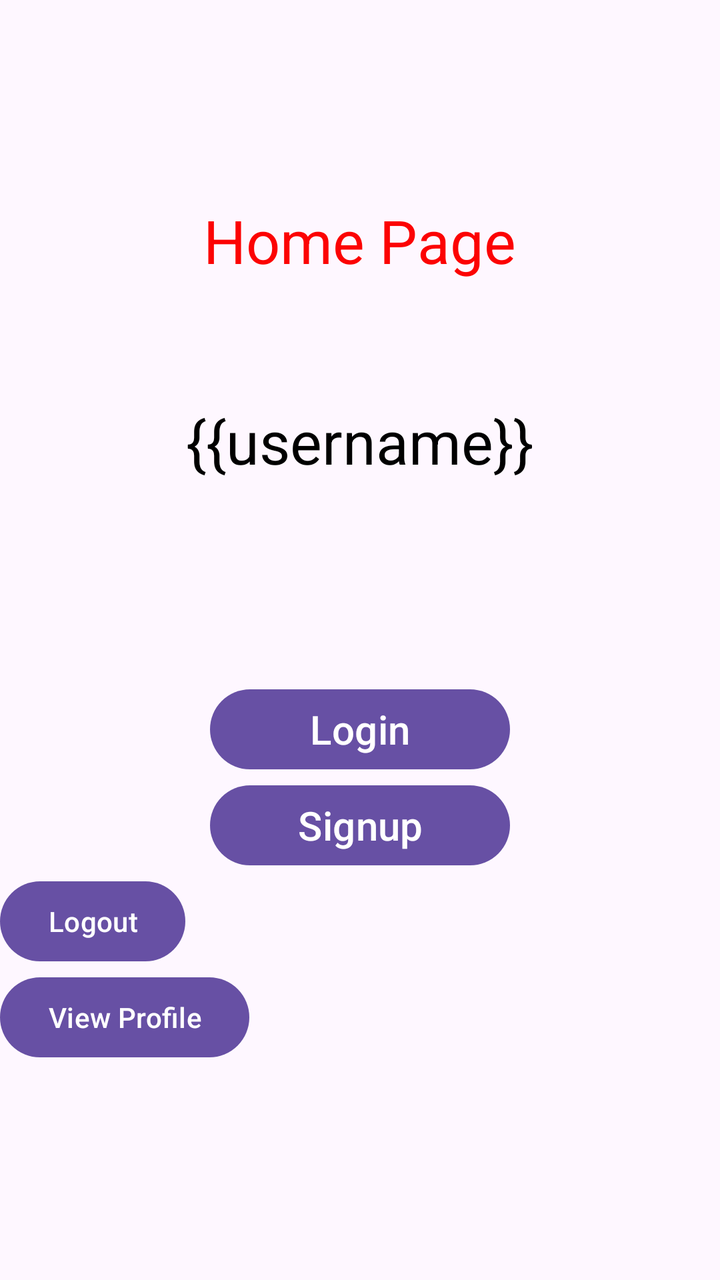
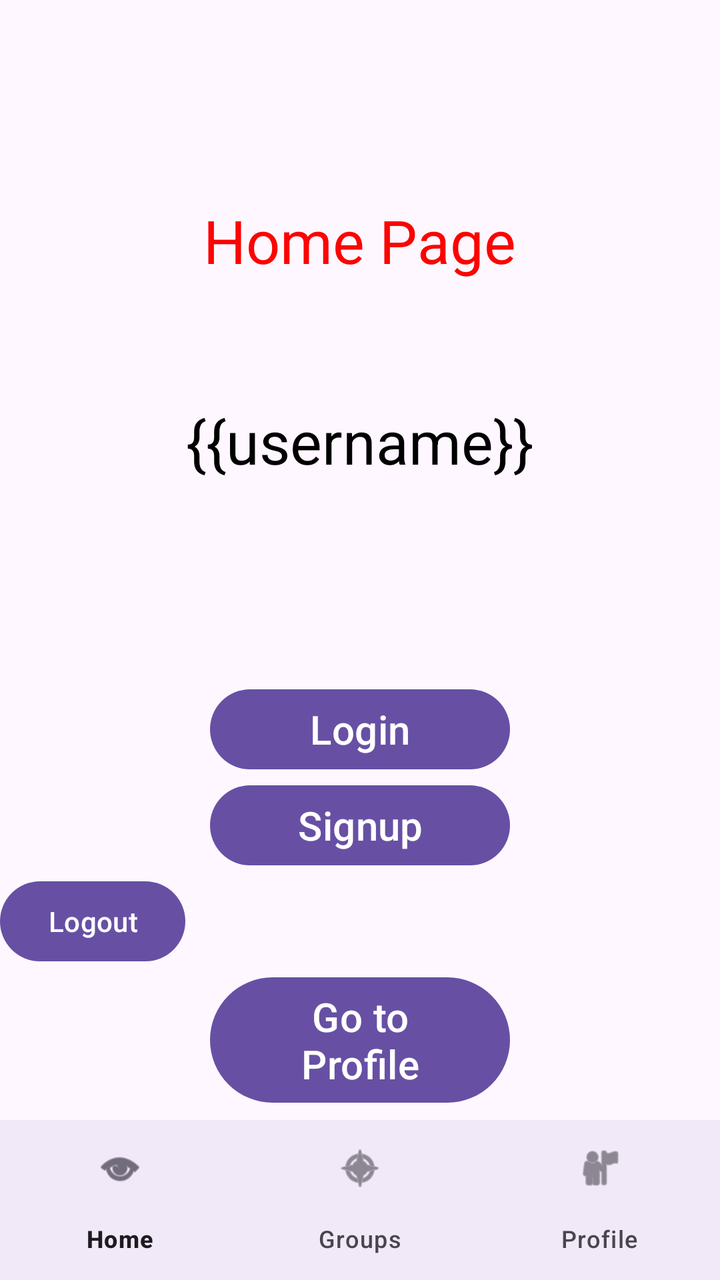

Screens rendered from an Android XML layout before and after an edit, with the pre-edit source and the edit as a unified diff.
<!-- AndroidManifest.xml: application theme Theme.AndroidExample -->
<!-- res/layout/activity_main.xml -->
<?xml version="1.0" encoding="utf-8"?>
<androidx.appcompat.widget.LinearLayoutCompat
    xmlns:tools="http://schemas.android.com/tools"
    xmlns:android="http://schemas.android.com/apk/res/android"
    tools:context=".MainActivity"
    android:layout_height="match_parent"
    android:layout_width="match_parent"
    android:orientation="vertical">

    <TextView
        android:id="@+id/main_msg_txt"
        android:layout_width="wrap_content"
        android:layout_height="wrap_content"
        android:text="Home Page"
        android:layout_gravity="center"
        android:layout_marginTop="100dp"
        android:layout_marginBottom="50dp"
        android:textSize="30dp"
        android:textColor="#fc0303">
    </TextView>

    <TextView
        android:id="@+id/main_username_txt"
        android:layout_width="wrap_content"
        android:layout_height="wrap_content"
        android:text="{{username}}"
        android:layout_gravity="center"
        android:layout_marginTop="10dp"
        android:layout_marginBottom="100dp"
        android:textSize="30dp"
        android:textColor="#000000">
    </TextView>


    <Button
        android:id="@+id/main_login_btn"
        android:layout_width="150dp"
        android:layout_height="wrap_content"
        android:layout_gravity="center"
        android:text="Login"
        android:textSize="20sp"
        android:textColor="#ffffff">
    </Button>

    <Button
        android:id="@+id/main_signup_btn"
        android:layout_width="150dp"
        android:layout_height="wrap_content"
        android:layout_gravity="center"
        android:text="Signup"
        android:textSize="20sp"
        android:textColor="#ffffff">
    </Button>

    <Button
        android:id="@+id/main_logout_btn"
        android:layout_width="wrap_content"
        android:layout_height="wrap_content"
        android:text="Logout" />

    <Button
        android:id="@+id/profile_btn"
        android:layout_width="wrap_content"
        android:layout_height="wrap_content"
        android:text="View Profile" />

</androidx.appcompat.widget.LinearLayoutCompat>
<!-- resources referenced by this layout -->
<resources>
  <style name="Theme.AndroidExample" parent="Base.Theme.AndroidExample" />
  <style name="Base.Theme.AndroidExample" parent="Theme.Material3.DayNight.NoActionBar">
          
          
      </style>
</resources>

<!-- the commit's change to res/layout/activity_main.xml (unified diff, before → after) -->
@@ -1,7 +1,7 @@
 <?xml version="1.0" encoding="utf-8"?>
-<androidx.appcompat.widget.LinearLayoutCompat
-    xmlns:tools="http://schemas.android.com/tools"
+<androidx.appcompat.widget.LinearLayoutCompat xmlns:tools="http://schemas.android.com/tools"
     xmlns:android="http://schemas.android.com/apk/res/android"
+    xmlns:app="http://schemas.android.com/apk/res-auto"
     tools:context=".MainActivity"
     android:layout_height="match_parent"
     android:layout_width="match_parent"
@@ -60,8 +60,28 @@
 
     <Button
         android:id="@+id/profile_btn"
-        android:layout_width="wrap_content"
+        android:layout_width="150dp"
         android:layout_height="wrap_content"
-        android:text="View Profile" />
+        android:layout_gravity="center"
+        android:text="Go to Profile"
+        android:textSize="20sp"
+        android:textColor="#ffffff"
+        >
+    </Button>
+
+    <FrameLayout
+        android:id="@+id/fragment_container"
+        android:layout_width="match_parent"
+        android:layout_height="0dp"
+        android:layout_weight="1"
+        />
+
+    <com.google.android.material.bottomnavigation.BottomNavigationView
+        android:id="@+id/bottom_navigation"
+        android:layout_width="match_parent"
+        android:layout_height="wrap_content"
+        android:background="?android:attr/windowBackground"
+        app:menu="@menu/bottom_nav_menu"
+        />
 
 </androidx.appcompat.widget.LinearLayoutCompat>
